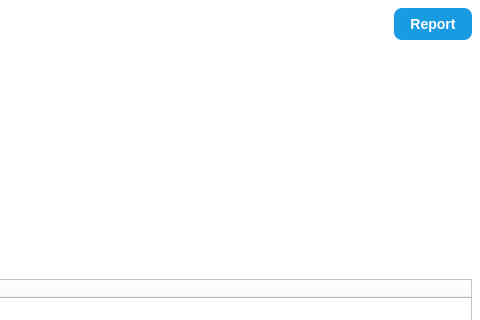
Old version of the form pages/analyze/analyze.ui in the repository nguyenduchuy-22NS024/wifi-security-analyzer; both pictures show x 536 to 1016 and y 0 to 320 of the 1016 by 720 pixel window.
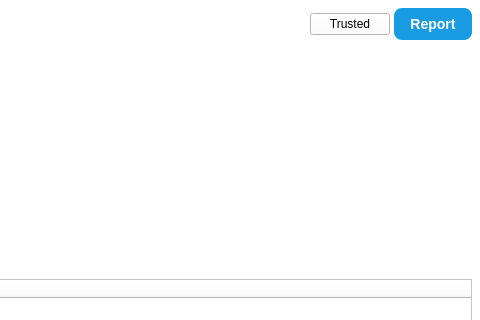
New version of the form. Icons and pictures are not drawn.

Commit message: Update AnalyzePage: add solutions

```diff
--- a/pages/analyze/analyze.ui
+++ b/pages/analyze/analyze.ui
@@ -137,6 +137,13 @@
            </property>
           </spacer>
          </item>
+         <item>
+          <widget class="QPushButton" name="btnTrusted">
+           <property name="text">
+            <string>Trusted</string>
+           </property>
+          </widget>
+         </item>
          <item>
           <widget class="QPushButton" name="btnReport">
            <property name="cursor">
```
Left out of the diff: 12 changed lines with no effect on the pictures. The commit also changes 3 other files.
